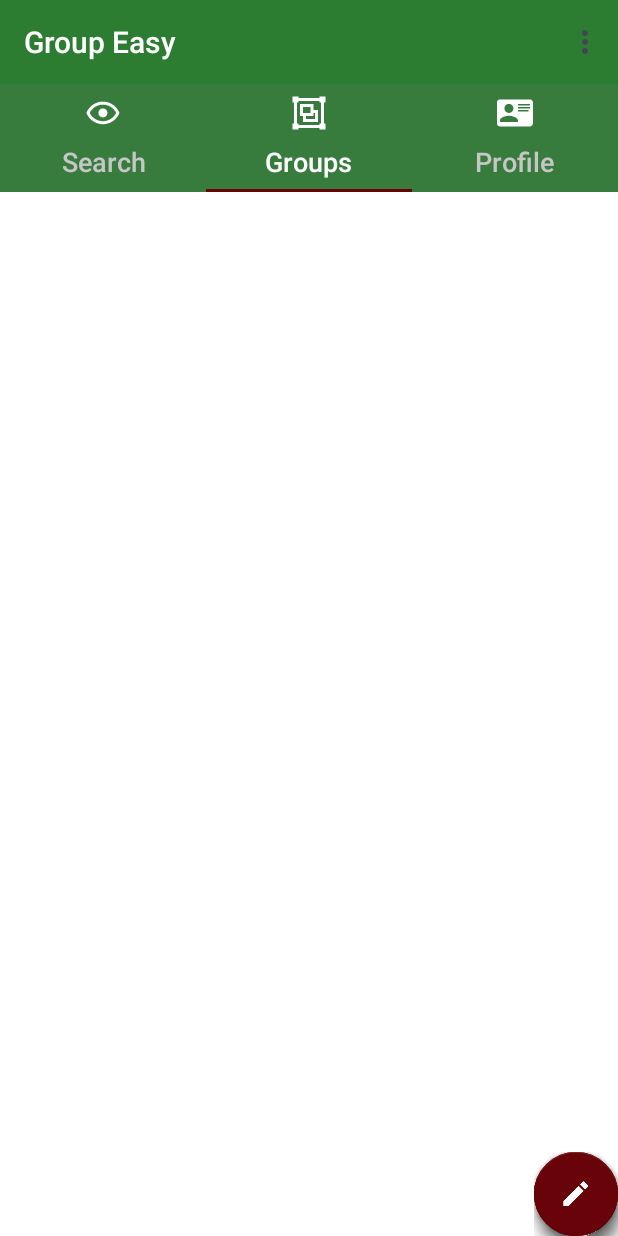
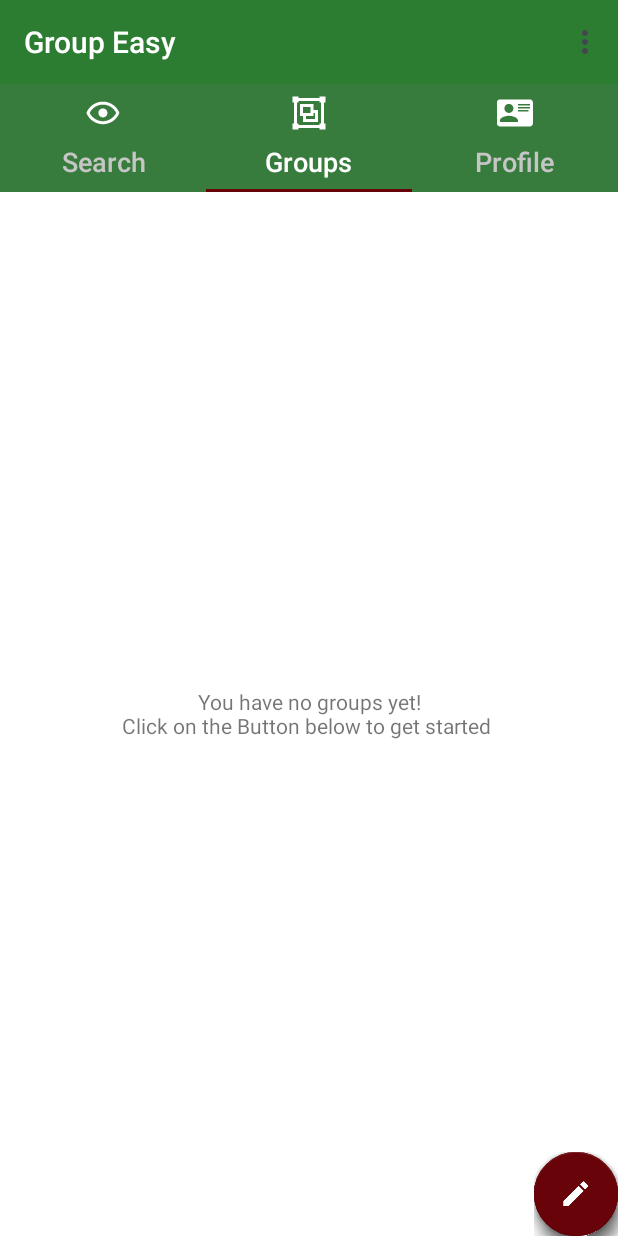
Before and after one commit to harshLFC/GroupEasy_v2, an Android app: the GroupFragment screen opened directly, with no data from a screen before it, on a phone screen of 412 x 824 dp. Run offline under Robolectric (Android 15) with nearby library versions, the light colour scheme and no system bars; our stand-ins replace CircleImageView, Firebase (no records; nobody signed in at launch, a user with empty details on screens opened directly), Picasso; libraries missing offline, so code that uses them is left out: com.github.clans.fab; plain views replace FloatingActionButton, FloatingActionMenu; 14 statements that could not run were skipped.

```diff
--- a/app/src/main/java/example/com/groupeasy/fragments/GroupFragment.java
+++ b/app/src/main/java/example/com/groupeasy/fragments/GroupFragment.java
@@ -11,6 +11,7 @@ import android.support.v7.widget.RecyclerView;
 import android.view.LayoutInflater;
 import android.view.View;
 import android.view.ViewGroup;
+import android.widget.TextView;
 import android.widget.Toast;
 
 import com.github.clans.fab.FloatingActionButton;
@@ -45,6 +46,7 @@ public class GroupFragment extends Fragment {
     private RecyclerView mGroupRecyclerView;
     private GroupAdapter mGroupAdapter;
     private List<new_groups> mLstGroups;
+    private TextView emptyView;
 
     private AdapterForAllGroups adapterForAllGroups;
     private FloatingActionMenu floatingActionMenu;
@@ -88,7 +90,11 @@ public class GroupFragment extends Fragment {
         mGroupRecyclerView.setAdapter(mGroupAdapter);
         mGroupRecyclerView.setItemAnimator(new DefaultItemAnimator());
 
+
+
             return rootView;
+
+
 
     }
 
@@ -100,6 +106,7 @@ public class GroupFragment extends Fragment {
         fabCreateRoaster = (FloatingActionButton) view.findViewById(R.id.fab_create_roaster);
         fabCreateList = (FloatingActionButton) view.findViewById(R.id.fab_create_list);
         fabCreateGroup = (FloatingActionButton) view.findViewById(R.id.fab_create_group);
+        emptyView = (TextView) view.findViewById(R.id.empty_view);
 
     }
 
@@ -178,6 +185,19 @@ public class GroupFragment extends Fragment {
 
                     mGroupAdapter.notifyDataSetChanged();
 
+                    //COde for displaying something when RecyclerView data is empty
+
+                    if(mLstGroups.isEmpty()){
+                        emptyView.setVisibility(View.VISIBLE);
+                        mGroupRecyclerView.setVisibility(View.GONE);
+                    }
+                    else{
+
+                        emptyView.setVisibility(View.GONE);
+                        mGroupRecyclerView.setVisibility(View.VISIBLE);
+
+                    }
+
                 }
 
                 @Override
--- a/app/src/main/res/layout/fragment_group.xml
+++ b/app/src/main/res/layout/fragment_group.xml
@@ -23,6 +23,14 @@
         android:id="@+id/groupRecyclerView">
 
     </android.support.v7.widget.RecyclerView>
+
+    <TextView
+        android:id="@+id/empty_view"
+        android:layout_width="match_parent"
+        android:layout_height="match_parent"
+        android:gravity="center"
+        android:visibility="visible"
+        android:text="You have no groups yet!\nClick on the Button below to get started " />
 
     <com.github.clans.fab.FloatingActionMenu
         android:id="@+id/floating_action_button"
--- a/app/src/main/res/layout/group_view.xml
+++ b/app/src/main/res/layout/group_view.xml
@@ -127,7 +127,8 @@
             android:src="@drawable/ic_default_groups"
             app:civ_border_width="1.5dp"
             app:civ_border_color="#FF000000"
-            android:padding="1dp"/>
+            android:padding="1dp"
+            android:layout_marginTop="5dp"/>
 
 
         <View
```
Also changed, not shown: app/src/main/java/example/com/groupeasy/adapters/GroupAdapter.java (+24 -1 lines).
